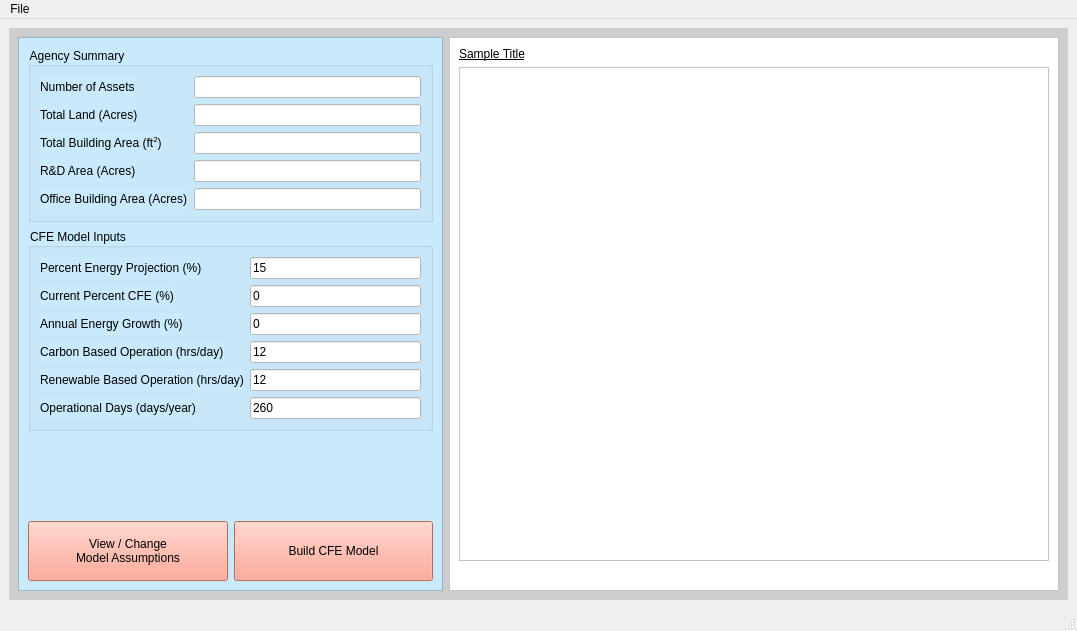
Above: cfe_model.ui from Alex-McVey/CFE_Model before the change. Below: the same form after it.
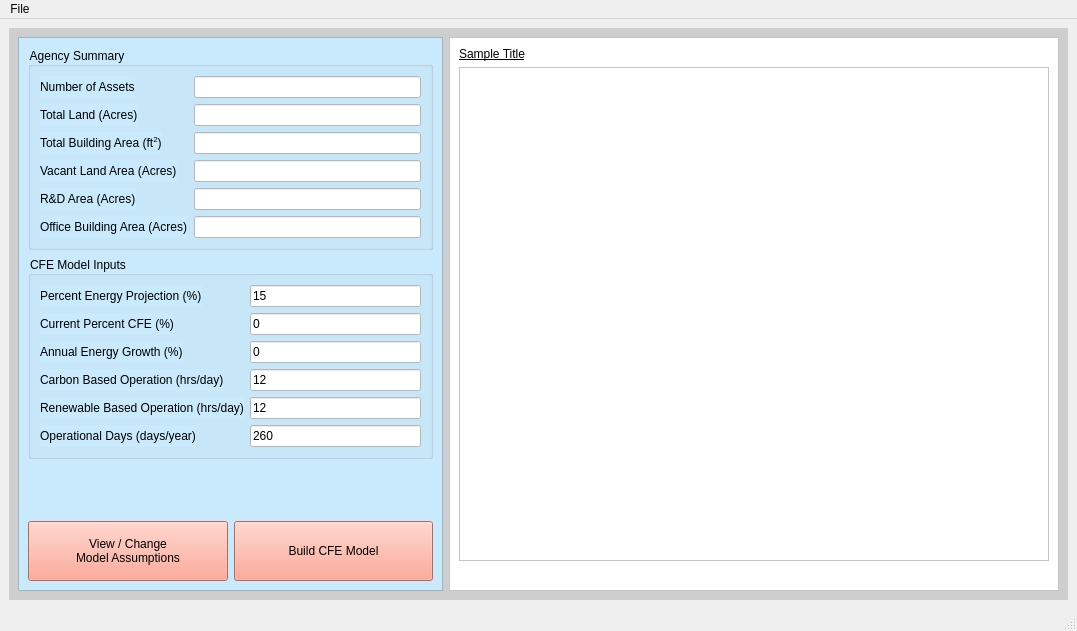
That is the form after the change. The open tabs and pages were chosen to show the change. Icons and pictures are not drawn.

Commit message: Finished data read and second page populate

```diff
--- a/cfe_model.ui
+++ b/cfe_model.ui
@@ -461,7 +461,7 @@
                   </property>
                  </widget>
                 </item>
-                <item row="3" column="0">
+                <item row="4" column="0">
                  <widget class="QLabel" name="RnD_label">
                   <property name="styleSheet">
                    <string notr="true">font: 12pt &quot;Segoe UI&quot;;</string>
@@ -471,7 +471,7 @@
                   </property>
                  </widget>
                 </item>
-                <item row="3" column="1">
+                <item row="4" column="1">
                  <widget class="QLineEdit" name="RnD_lineEdit">
                   <property name="styleSheet">
                    <string notr="true">font: 12pt &quot;Segoe UI&quot;;
@@ -482,7 +482,7 @@
                   </property>
                  </widget>
                 </item>
-                <item row="4" column="0">
+                <item row="5" column="0">
                  <widget class="QLabel" name="office_label">
                   <property name="styleSheet">
                    <string notr="true">font: 12pt &quot;Segoe UI&quot;;</string>
@@ -492,7 +492,7 @@
                   </property>
                  </widget>
                 </item>
-                <item row="4" column="1">
+                <item row="5" column="1">
                  <widget class="QLineEdit" name="office_lineEdit">
                   <property name="styleSheet">
                    <string notr="true">font: 12pt &quot;Segoe UI&quot;;
@@ -503,6 +503,24 @@
                   </property>
                  </widget>
                 </item>
+                <item row="3" column="0">
+                 <widget class="QLabel" name="vacant_label">
+                  <property name="styleSheet">
+                   <string notr="true">font: 12pt &quot;Segoe UI&quot;;</string>
+                  </property>
+                  <property name="text">
+                   <string>Vacant Land Area (Acres)</string>
+                  </property>
+                 </widget>
+                </item>
+                <item row="3" column="1">
+                 <widget class="QLineEdit" name="vacant_lineEdit">
+                  <property name="styleSheet">
+                   <string notr="true">font: 12pt &quot;Segoe UI&quot;;
+background-color: rgb(255, 255, 255);</string>
+                  </property>
+                 </widget>
+                </item>
                </layout>
               </item>
              </layout>
```
Left out of the diff: 22 changed lines with no effect on the pictures. The commit also changes 1 other file.
